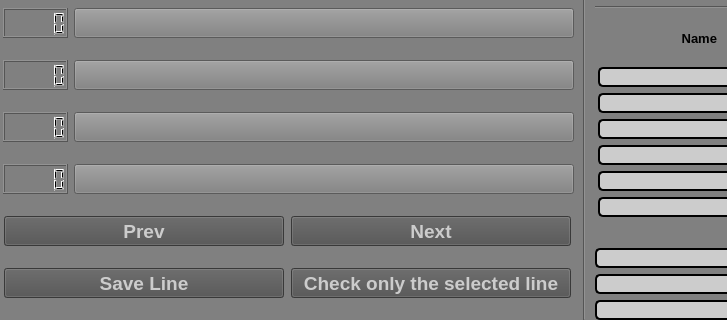
This is check_code_design.ui in yvgenyk/API-Test2 as Qt 5 draws it before an edit; both pictures show x 0 to 727 and y 320 to 640 of the 1170 by 640 pixel window. The edited form follows.
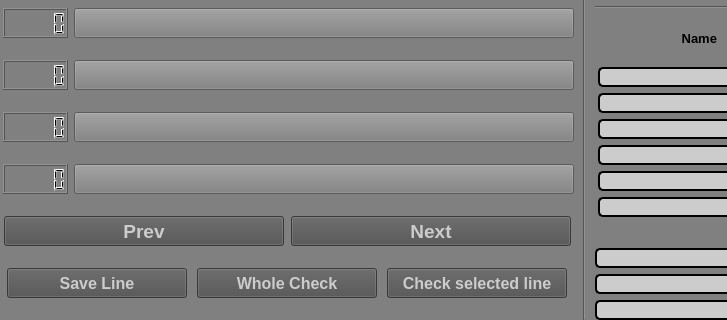
This is the edited form. Icons and pictures are not drawn.

The edit to the form file:
```diff
--- a/check_code_design.ui
+++ b/check_code_design.ui
@@ -561,19 +561,19 @@
          <widget class="QPushButton" name="saveBtn">
           <property name="minimumSize">
            <size>
-            <width>280</width>
+            <width>180</width>
             <height>30</height>
            </size>
           </property>
           <property name="maximumSize">
            <size>
-            <width>280</width>
+            <width>180</width>
             <height>30</height>
            </size>
           </property>
           <property name="font">
            <font>
-            <pointsize>14</pointsize>
+            <pointsize>12</pointsize>
             <weight>75</weight>
             <bold>true</bold>
            </font>
@@ -587,23 +587,53 @@
           </property>
          </widget>
         </item>
+        <item>
+         <widget class="QPushButton" name="wholeCheck">
+          <property name="minimumSize">
+           <size>
+            <width>180</width>
+            <height>30</height>
+           </size>
+          </property>
+          <property name="maximumSize">
+           <size>
+            <width>180</width>
+            <height>30</height>
+           </size>
+          </property>
+          <property name="font">
+           <font>
+            <pointsize>12</pointsize>
+            <weight>75</weight>
+            <bold>true</bold>
+           </font>
+          </property>
+          <property name="styleSheet">
+           <string notr="true">background:rgb(80,80,80);
+color: rgb(204,204,204);</string>
+          </property>
+          <property name="text">
+           <string>Whole Check</string>
+          </property>
+         </widget>
+        </item>
         <item>
          <widget class="QPushButton" name="oneLineCheck">
           <property name="minimumSize">
            <size>
-            <width>280</width>
+            <width>180</width>
             <height>30</height>
            </size>
           </property>
           <property name="maximumSize">
            <size>
-            <width>280</width>
+            <width>180</width>
             <height>30</height>
            </size>
           </property>
           <property name="font">
            <font>
-            <pointsize>14</pointsize>
+            <pointsize>12</pointsize>
             <weight>75</weight>
             <bold>true</bold>
            </font>
@@ -613,7 +643,7 @@
 color: rgb(204,204,204);</string>
           </property>
           <property name="text">
-           <string>Check only the selected line</string>
+           <string>Check selected line</string>
           </property>
          </widget>
         </item>
```
